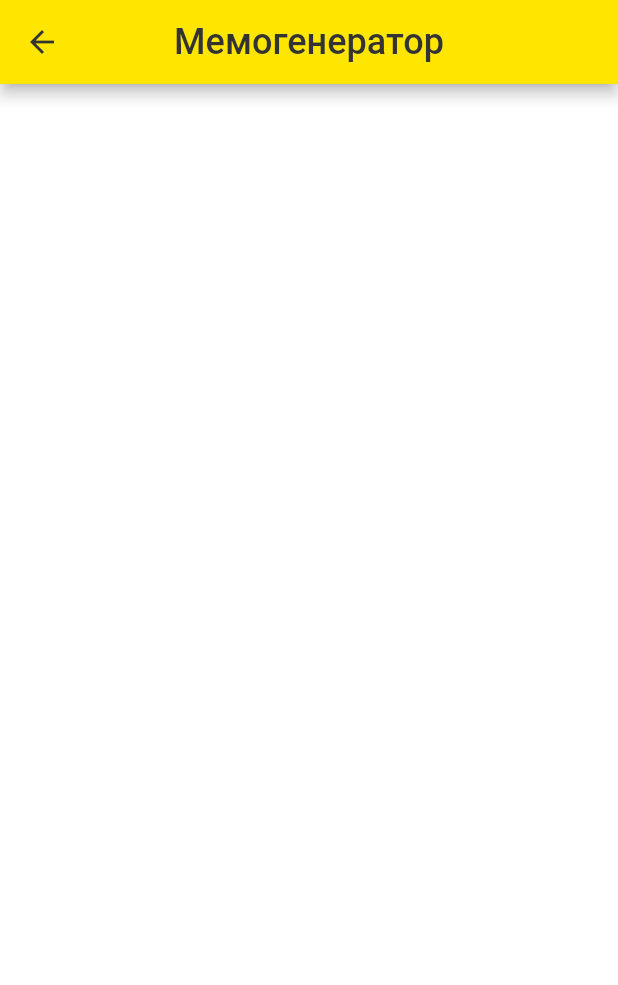
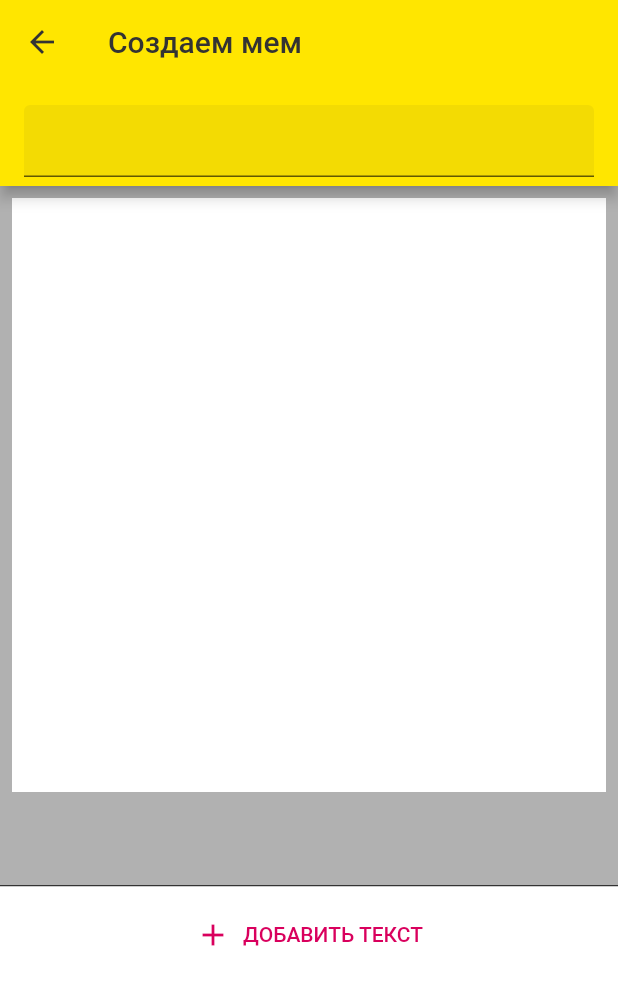
Before and after one commit to docent28/memogenerator, a Flutter app: the CreateMemePage screen opened directly, on a phone screen of 412 x 824 dp. Shown: the top 985 px of the screen. Run offline on Flutter 3.47's test engine with Material 2 defaults, Android fonts, the phone set to English and light mode, and no system bars; our stand-ins replace google_fonts.

Commit message:
Разметили вторую страницу, добавили кнопку

```diff
--- a/lib/pages/create_meme_page.dart
+++ b/lib/pages/create_meme_page.dart
@@ -1,5 +1,4 @@
 import 'package:flutter/material.dart';
-import 'package:google_fonts/google_fonts.dart';
 import 'package:memogenerator/blocs/create_meme_bloc.dart';
 import 'package:memogenerator/resources/app_colors.dart';
 import 'package:provider/provider.dart';
@@ -24,13 +23,10 @@ class _CreateMemePageState extends State<CreateMemePage> {
       value: bloc,
       child: Scaffold(
         appBar: AppBar(
-          centerTitle: true,
           backgroundColor: AppColors.lemon,
           foregroundColor: AppColors.darkGrey,
-          title: Text(
-            "Мемогенератор",
-            style: GoogleFonts.seymourOne(fontSize: 24),
-          ),
+          title: Text("Создаем мем"),
+          bottom: EditTextBar(),
         ),
         backgroundColor: Colors.white,
         body: SafeArea(
@@ -47,6 +43,29 @@ class _CreateMemePageState extends State<CreateMemePage> {
   }
 }
 
+class EditTextBar extends StatelessWidget implements PreferredSizeWidget {
+  const EditTextBar({Key? key}) : super(key: key);
+
+  @override
+  Widget build(BuildContext context) {
+    return Container(
+      padding: const EdgeInsets.symmetric(
+        horizontal: 16,
+        vertical: 6,
+      ),
+      child: TextField(
+        decoration: InputDecoration(
+          filled: true,
+          fillColor: AppColors.darkGrey6,
+        ),
+      ),
+    );
+  }
+
+  @override
+  Size get preferredSize => Size.fromHeight(68);
+}
+
 class CreateMemePageContent extends StatefulWidget {
   @override
   _CreateMemePageContentState createState() => _CreateMemePageContentState();
@@ -55,6 +74,88 @@ class CreateMemePageContent extends StatefulWidget {
 class _CreateMemePageContentState extends State<CreateMemePageContent> {
   @override
   Widget build(BuildContext context) {
-    return Container();
+    return Column(
+      children: [
+        Expanded(
+          flex: 2,
+          child: MemeCanvasWidget(),
+        ),
+        Container(
+          height: 1,
+          width: double.infinity,
+          color: AppColors.darkGrey,
+        ),
+        Expanded(
+          flex: 1,
+          child: Container(
+            color: Colors.white,
+            child: ListView(
+              children: [
+                const SizedBox(height: 12),
+                const AddNewMemeTextButton(),
+              ],
+            ),
+          ),
+        ),
+      ],
+    );
   }
 }
+
+class MemeCanvasWidget extends StatelessWidget {
+  const MemeCanvasWidget({
+    Key? key,
+  }) : super(key: key);
+
+  @override
+  Widget build(BuildContext context) {
+    return Container(
+      color: AppColors.darkGrey38,
+      padding: const EdgeInsets.all(8),
+      alignment: Alignment.topCenter,
+      child: AspectRatio(
+        aspectRatio: 1,
+        child: Container(
+          color: Colors.white,
+        ),
+      ),
+    );
+  }
+}
+
+class AddNewMemeTextButton extends StatelessWidget {
+  const AddNewMemeTextButton({
+    Key? key,
+  }) : super(key: key);
+
+  @override
+  Widget build(BuildContext context) {
+    return GestureDetector(
+      onTap: () => print("ON ADD NEW TEXT TAPPED"),
+      child: Center(
+        child: Padding(
+          padding: const EdgeInsets.symmetric(
+              vertical: 8, horizontal: 4),
+          child: Row(
+            mainAxisSize: MainAxisSize.min,
+            children: [
+              Icon(
+                Icons.add,
+                color: AppColors.fuchsia,
+              ),
+              const SizedBox(width: 8),
+              Text(
+                "Добавить текст".toUpperCase(),
+                style: TextStyle(
+                  fontSize: 14,
+                  color: AppColors.fuchsia,
+                  fontWeight: FontWeight.w500,
+                ),
+              ),
+            ],
+          ),
+        ),
+      ),
+    );
+  }
+}
--- a/lib/resources/app_colors.dart
+++ b/lib/resources/app_colors.dart
@@ -6,4 +6,8 @@ class AppColors {
   static const lemon = Color(0xFFFFE600);
   static const fuchsia = Color(0xFFD9005D);
   static const darkGrey = Color(0xFF333333);
+  static final darkGrey6 =
+      Color.fromRGBO(darkGrey.red, darkGrey.green, darkGrey.blue, 0.06);
+  static final darkGrey38 =
+      Color.fromRGBO(darkGrey.red, darkGrey.green, darkGrey.blue, 0.38);
 }
```
Also changed, not shown: lib/pages/main_page.dart (+4 -4 lines).
